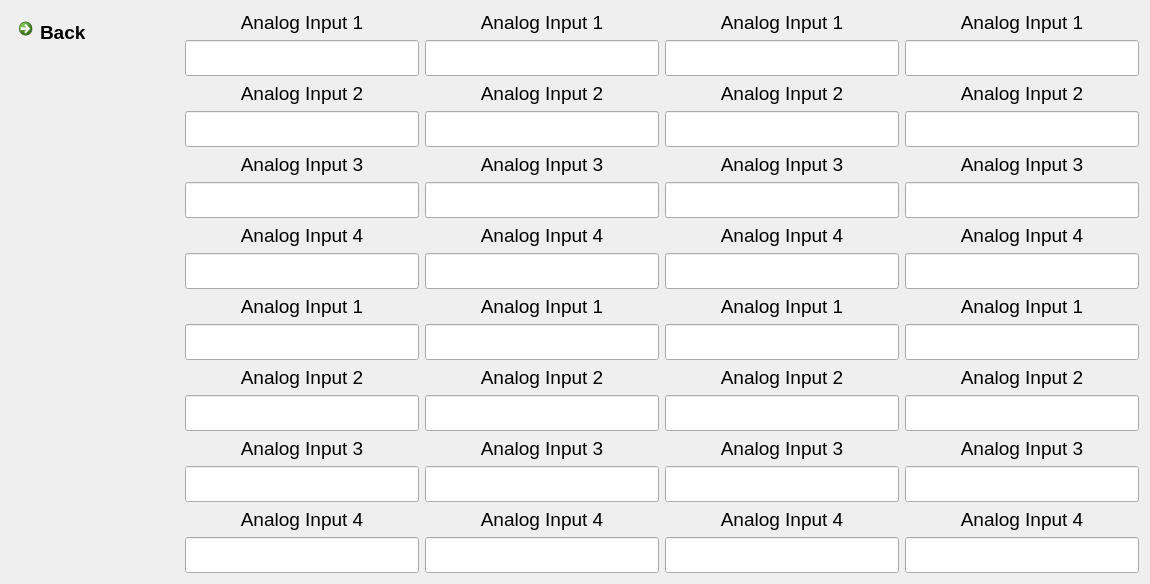
Before: the Qt Designer form myInterface/EPSInterface.ui in semissatto2/Interface_files, drawn with Qt 5.
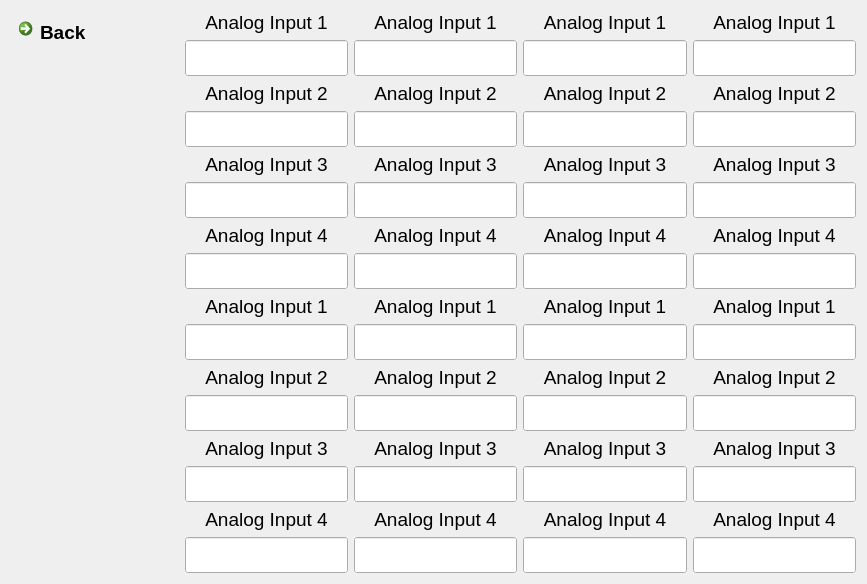
After: the same form once the commit is applied. Icons and pictures are not drawn.

Patch:
```diff
--- a/myInterface/EPSInterface.ui
+++ b/myInterface/EPSInterface.ui
@@ -6,13 +6,16 @@
    <rect>
     <x>0</x>
     <y>0</y>
-    <width>1150</width>
-    <height>578</height>
+    <width>867</width>
+    <height>471</height>
    </rect>
   </property>
   <property name="windowTitle">
    <string>EPS Interface</string>
   </property>
+  <property name="styleSheet">
+   <string notr="true"/>
+  </property>
   <layout class="QVBoxLayout" name="verticalLayout_11">
    <item>
     <layout class="QHBoxLayout" name="horizontalLayout_4">
@@ -87,9 +90,15 @@
                <pointsize>18</pointsize>
               </font>
              </property>
+             <property name="autoFillBackground">
+              <bool>true</bool>
+             </property>
              <property name="alignment">
               <set>Qt::AlignCenter</set>
              </property>
+             <property name="readOnly">
+              <bool>true</bool>
+             </property>
             </widget>
            </item>
            <item>
@@ -114,9 +123,15 @@
                <pointsize>18</pointsize>
               </font>
              </property>
+             <property name="autoFillBackground">
+              <bool>true</bool>
+             </property>
              <property name="alignment">
               <set>Qt::AlignCenter</set>
              </property>
+             <property name="readOnly">
+              <bool>true</bool>
+             </property>
             </widget>
            </item>
            <item>
@@ -141,9 +156,15 @@
                <pointsize>18</pointsize>
               </font>
              </property>
+             <property name="autoFillBackground">
+              <bool>true</bool>
+             </property>
              <property name="alignment">
               <set>Qt::AlignCenter</set>
              </property>
+             <property name="readOnly">
+              <bool>true</bool>
+             </property>
             </widget>
            </item>
            <item>
@@ -168,9 +189,15 @@
                <pointsize>18</pointsize>
               </font>
              </property>
+             <property name="autoFillBackground">
+              <bool>true</bool>
+             </property>
              <property name="alignment">
               <set>Qt::AlignCenter</set>
              </property>
+             <property name="readOnly">
+              <bool>true</bool>
+             </property>
             </widget>
            </item>
           </layout>
@@ -199,9 +226,15 @@
                <pointsize>18</pointsize>
               </font>
              </property>
+             <property name="autoFillBackground">
+              <bool>true</bool>
+             </property>
              <property name="alignment">
               <set>Qt::AlignCenter</set>
              </property>
+             <property name="readOnly">
+              <bool>true</bool>
+             </property>
             </widget>
            </item>
            <item>
@@ -226,9 +259,15 @@
                <pointsize>18</pointsize>
               </font>
              </property>
+             <property name="autoFillBackground">
+              <bool>true</bool>
+             </property>
              <property name="alignment">
               <set>Qt::AlignCenter</set>
              </property>
+             <property name="readOnly">
+              <bool>true</bool>
+             </property>
             </widget>
            </item>
            <item>
@@ -253,9 +292,15 @@
                <pointsize>18</pointsize>
               </font>
              </property>
+             <property name="autoFillBackground">
+              <bool>true</bool>
+             </property>
              <property name="alignment">
               <set>Qt::AlignCenter</set>
              </property>
+             <property name="readOnly">
+              <bool>true</bool>
+             </property>
             </widget>
            </item>
            <item>
@@ -280,9 +325,15 @@
                <pointsize>18</pointsize>
               </font>
              </property>
+             <property name="autoFillBackground">
+              <bool>true</bool>
+             </property>
              <property name="alignment">
               <set>Qt::AlignCenter</set>
              </property>
+             <property name="readOnly">
+              <bool>true</bool>
+             </property>
             </widget>
            </item>
           </layout>
@@ -311,9 +362,15 @@
                <pointsize>18</pointsize>
               </font>
              </property>
+             <property name="autoFillBackground">
+              <bool>true</bool>
+             </property>
              <property name="alignment">
               <set>Qt::AlignCenter</set>
              </property>
+             <property name="readOnly">
+              <bool>true</bool>
+             </property>
             </widget>
            </item>
            <item>
@@ -338,9 +395,15 @@
                <pointsize>18</pointsize>
               </font>
              </property>
+             <property name="autoFillBackground">
+              <bool>true</bool>
+             </property>
              <property name="alignment">
               <set>Qt::AlignCenter</set>
              </property>
+             <property name="readOnly">
+              <bool>true</bool>
+             </property>
             </widget>
            </item>
            <item>
@@ -365,9 +428,15 @@
                <pointsize>18</pointsize>
               </font>
              </property>
+             <property name="autoFillBackground">
+              <bool>true</bool>
+             </property>
              <property name="alignment">
               <set>Qt::AlignCenter</set>
              </property>
+             <property name="readOnly">
+              <bool>true</bool>
+             </property>
             </widget>
            </item>
            <item>
@@ -392,9 +461,15 @@
                <pointsize>18</pointsize>
               </font>
              </property>
+             <property name="autoFillBackground">
+              <bool>true</bool>
+             </property>
              <property name="alignment">
               <set>Qt::AlignCenter</set>
              </property>
+             <property name="readOnly">
+              <bool>true</bool>
+             </property>
             </widget>
            </item>
           </layout>
@@ -423,9 +498,15 @@
                <pointsize>18</pointsize>
               </font>
              </property>
+             <property name="autoFillBackground">
+              <bool>true</bool>
+             </property>
              <property name="alignment">
               <set>Qt::AlignCenter</set>
              </property>
+             <property name="readOnly">
+              <bool>true</bool>
+             </property>
             </widget>
            </item>
            <item>
@@ -450,9 +531,15 @@
                <pointsize>18</pointsize>
               </font>
              </property>
+             <property name="autoFillBackground">
+              <bool>true</bool>
+             </property>
              <property name="alignment">
               <set>Qt::AlignCenter</set>
              </property>
+             <property name="readOnly">
+              <bool>true</bool>
+             </property>
             </widget>
            </item>
            <item>
@@ -477,9 +564,15 @@
                <pointsize>18</pointsize>
               </font>
              </property>
+             <property name="autoFillBackground">
+              <bool>true</bool>
+             </property>
              <property name="alignment">
               <set>Qt::AlignCenter</set>
              </property>
+             <property name="readOnly">
+              <bool>true</bool>
+             </property>
             </widget>
            </item>
            <item>
@@ -504,9 +597,15 @@
                <pointsize>18</pointsize>
               </font>
              </property>
+             <property name="autoFillBackground">
+              <bool>true</bool>
+             </property>
              <property name="alignment">
               <set>Qt::AlignCenter</set>
              </property>
+             <property name="readOnly">
+              <bool>true</bool>
+             </property>
             </widget>
            </item>
           </layout>
@@ -539,9 +638,15 @@
                <pointsize>18</pointsize>
               </font>
              </property>
+             <property name="autoFillBackground">
+              <bool>true</bool>
+             </property>
              <property name="alignment">
               <set>Qt::AlignCenter</set>
              </property>
+             <property name="readOnly">
+              <bool>true</bool>
+             </property>
             </widget>
            </item>
            <item>
@@ -566,9 +671,15 @@
                <pointsize>18</pointsize>
               </font>
              </property>
+             <property name="autoFillBackground">
+              <bool>true</bool>
+             </property>
              <property name="alignment">
               <set>Qt::AlignCenter</set>
              </property>
+             <property name="readOnly">
+              <bool>true</bool>
+             </property>
             </widget>
            </item>
            <item>
@@ -593,9 +704,15 @@
                <pointsize>18</pointsize>
               </font>
              </property>
+             <property name="autoFillBackground">
+              <bool>true</bool>
+             </property>
              <property name="alignment">
               <set>Qt::AlignCenter</set>
              </property>
+             <property name="readOnly">
+              <bool>true</bool>
+             </property>
             </widget>
            </item>
            <item>
@@ -620,9 +737,15 @@
                <pointsize>18</pointsize>
               </font>
              </property>
+             <property name="autoFillBackground">
+              <bool>true</bool>
+             </property>
              <property name="alignment">
               <set>Qt::AlignCenter</set>
              </property>
+             <property name="readOnly">
+              <bool>true</bool>
+             </property>
             </widget>
            </item>
           </layout>
@@ -651,9 +774,15 @@
                <pointsize>18</pointsize>
               </font>
              </property>
+             <property name="autoFillBackground">
+              <bool>true</bool>
+             </property>
              <property name="alignment">
               <set>Qt::AlignCenter</set>
              </property>
+             <property name="readOnly">
+              <bool>true</bool>
+             </property>
             </widget>
            </item>
            <item>
@@ -678,9 +807,15 @@
                <pointsize>18</pointsize>
               </font>
              </property>
+             <property name="autoFillBackground">
+              <bool>true</bool>
+             </property>
              <property name="alignment">
               <set>Qt::AlignCenter</set>
              </property>
+             <property name="readOnly">
+              <bool>true</bool>
+             </property>
             </widget>
            </item>
            <item>
@@ -705,9 +840,15 @@
                <pointsize>18</pointsize>
               </font>
              </property>
+             <property name="autoFillBackground">
+              <bool>true</bool>
+             </property>
              <property name="alignment">
               <set>Qt::AlignCenter</set>
              </property>
+             <property name="readOnly">
+              <bool>true</bool>
+             </property>
             </widget>
            </item>
            <item>
@@ -732,9 +873,15 @@
                <pointsize>18</pointsize>
               </font>
              </property>
+             <property name="autoFillBackground">
+              <bool>true</bool>
+             </property>
              <property name="alignment">
               <set>Qt::AlignCenter</set>
              </property>
+             <property name="readOnly">
+              <bool>true</bool>
+             </property>
             </widget>
            </item>
           </layout>
@@ -763,9 +910,15 @@
                <pointsize>18</pointsize>
               </font>
              </property>
+             <property name="autoFillBackground">
+              <bool>true</bool>
+             </property>
              <property name="alignment">
               <set>Qt::AlignCenter</set>
              </property>
+             <property name="readOnly">
+              <bool>true</bool>
+             </property>
             </widget>
            </item>
            <item>
@@ -790,9 +943,15 @@
                <pointsize>18</pointsize>
               </font>
              </property>
+             <property name="autoFillBackground">
+              <bool>true</bool>
+             </property>
              <property name="alignment">
               <set>Qt::AlignCenter</set>
              </property>
+             <property name="readOnly">
+              <bool>true</bool>
+             </property>
             </widget>
            </item>
            <item>
@@ -817,9 +976,15 @@
                <pointsize>18</pointsize>
               </font>
              </property>
+             <property name="autoFillBackground">
+              <bool>true</bool>
+             </property>
              <property name="alignment">
               <set>Qt::AlignCenter</set>
              </property>
+             <property name="readOnly">
+              <bool>true</bool>
+             </property>
             </widget>
            </item>
            <item>
@@ -844,9 +1009,15 @@
                <pointsize>18</pointsize>
               </font>
              </property>
+             <property name="autoFillBackground">
+              <bool>true</bool>
+             </property>
              <property name="alignment">
               <set>Qt::AlignCenter</set>
              </property>
+             <property name="readOnly">
+              <bool>true</bool>
+             </property>
             </widget>
            </item>
           </layout>
@@ -875,9 +1046,15 @@
                <pointsize>18</pointsize>
               </font>
              </property>
+             <property name="autoFillBackground">
+              <bool>true</bool>
+             </property>
              <property name="alignment">
               <set>Qt::AlignCenter</set>
              </property>
+             <property name="readOnly">
+              <bool>true</bool>
+             </property>
             </widget>
            </item>
            <item>
@@ -902,9 +1079,15 @@
                <pointsize>18</pointsize>
               </font>
              </property>
+             <property name="autoFillBackground">
+              <bool>true</bool>
+             </property>
              <property name="alignment">
               <set>Qt::AlignCenter</set>
              </property>
+             <property name="readOnly">
+              <bool>true</bool>
+             </property>
             </widget>
            </item>
            <item>
@@ -929,9 +1112,15 @@
                <pointsize>18</pointsize>
               </font>
              </property>
+             <property name="autoFillBackground">
+              <bool>true</bool>
+             </property>
              <property name="alignment">
               <set>Qt::AlignCenter</set>
              </property>
+             <property name="readOnly">
+              <bool>true</bool>
+             </property>
             </widget>
            </item>
            <item>
@@ -956,9 +1145,15 @@
                <pointsize>18</pointsize>
               </font>
              </property>
+             <property name="autoFillBackground">
+              <bool>true</bool>
+             </property>
              <property name="alignment">
               <set>Qt::AlignCenter</set>
              </property>
+             <property name="readOnly">
+              <bool>true</bool>
+             </property>
             </widget>
            </item>
           </layout>
```
